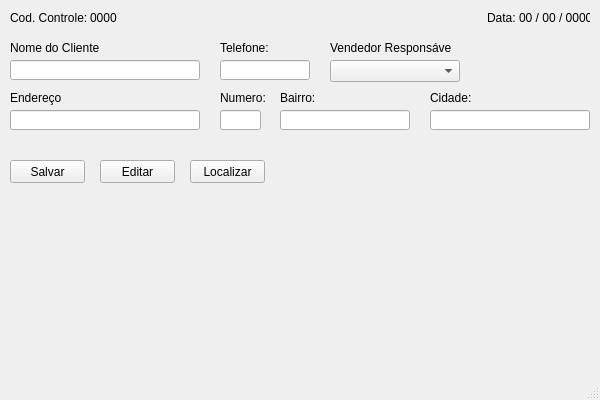
Above: telas_ui/tela_novo_orcamento.ui from pliniocefet/EsquadriCalcTeste before the change. Below: the same form after it.
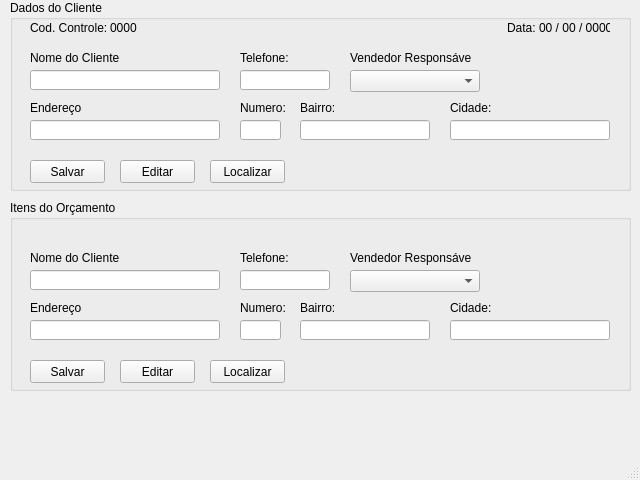
That is the form after the change.

Commit message: Adicionado modelo de tela

```diff
--- a/telas_ui/tela_novo_orcamento.ui
+++ b/telas_ui/tela_novo_orcamento.ui
@@ -6,8 +6,8 @@
    <rect>
     <x>0</x>
     <y>0</y>
-    <width>600</width>
-    <height>400</height>
+    <width>640</width>
+    <height>480</height>
    </rect>
   </property>
   <property name="windowTitle">
@@ -17,27 +17,36 @@
    <property name="enabled">
     <bool>true</bool>
    </property>
-   <widget class="QLabel" name="lb_label_cod_controle">
+   <widget class="QGroupBox" name="dados_cliente">
     <property name="geometry">
      <rect>
       <x>10</x>
-      <y>10</y>
-      <width>81</width>
-      <height>16</height>
+      <y>0</y>
+      <width>621</width>
+      <height>191</height>
      </rect>
     </property>
-    <property name="focusPolicy">
-     <enum>Qt::NoFocus</enum>
+    <property name="title">
+     <string>Dados do Cliente</string>
+    </property>
+    <widget class="QLineEdit" name="entry_cidade_cliente">
+     <property name="geometry">
+      <rect>
+       <x>440</x>
+       <y>120</y>
+       <width>160</width>
+       <height>20</height>
+      </rect>
     </property>
     <property name="text">
-     <string>Cod. Controle:</string>
+      <string/>
     </property>
    </widget>
    <widget class="QLabel" name="lb_cod_controle">
     <property name="geometry">
      <rect>
-      <x>90</x>
-      <y>10</y>
+       <x>100</x>
+       <y>20</y>
       <width>31</width>
       <height>16</height>
      </rect>
@@ -46,11 +55,37 @@
      <string>0000</string>
     </property>
    </widget>
+    <widget class="QPushButton" name="bt_editar_cliente">
+     <property name="geometry">
+      <rect>
+       <x>110</x>
+       <y>160</y>
+       <width>75</width>
+       <height>23</height>
+      </rect>
+     </property>
+     <property name="text">
+      <string>Editar</string>
+     </property>
+    </widget>
+    <widget class="QLabel" name="lb_nome_cliente">
+     <property name="geometry">
+      <rect>
+       <x>20</x>
+       <y>50</y>
+       <width>90</width>
+       <height>16</height>
+      </rect>
+     </property>
+     <property name="text">
+      <string>Nome do Cliente:</string>
+     </property>
+    </widget>
    <widget class="QLabel" name="lb_label_data">
     <property name="geometry">
      <rect>
-      <x>487</x>
-      <y>10</y>
+       <x>497</x>
+       <y>20</y>
       <width>31</width>
       <height>16</height>
      </rect>
@@ -62,102 +97,11 @@
      <string>Data:</string>
     </property>
    </widget>
-   <widget class="QLabel" name="lb_data">
-    <property name="geometry">
-     <rect>
-      <x>519</x>
-      <y>10</y>
-      <width>71</width>
-      <height>16</height>
-     </rect>
-    </property>
-    <property name="text">
-     <string>00 / 00 / 0000</string>
-    </property>
-   </widget>
-   <widget class="QLineEdit" name="entry_nome_cliente">
-    <property name="geometry">
-     <rect>
-      <x>10</x>
-      <y>60</y>
-      <width>190</width>
-      <height>20</height>
-     </rect>
-    </property>
-    <property name="text">
-     <string/>
-    </property>
-   </widget>
-   <widget class="QLabel" name="lb_nome_cliente">
-    <property name="geometry">
-     <rect>
-      <x>10</x>
-      <y>40</y>
-      <width>90</width>
-      <height>16</height>
-     </rect>
-    </property>
-    <property name="text">
-     <string>Nome do Cliente:</string>
-    </property>
-   </widget>
-   <widget class="QLineEdit" name="entry_telefone_cliente">
-    <property name="geometry">
-     <rect>
-      <x>220</x>
-      <y>60</y>
-      <width>90</width>
-      <height>20</height>
-     </rect>
-    </property>
-    <property name="text">
-     <string/>
-    </property>
-   </widget>
-   <widget class="QLabel" name="lb_telefone_cliente">
-    <property name="geometry">
-     <rect>
-      <x>220</x>
-      <y>40</y>
-      <width>50</width>
-      <height>16</height>
-     </rect>
-    </property>
-    <property name="text">
-     <string>Telefone:</string>
-    </property>
-   </widget>
-   <widget class="QLineEdit" name="entry_endereco_cliente">
-    <property name="geometry">
-     <rect>
-      <x>10</x>
-      <y>110</y>
-      <width>190</width>
-      <height>20</height>
-     </rect>
-    </property>
-    <property name="text">
-     <string/>
-    </property>
-   </widget>
-   <widget class="QLabel" name="lb_endereco_cliente">
-    <property name="geometry">
-     <rect>
-      <x>10</x>
-      <y>90</y>
-      <width>51</width>
-      <height>16</height>
-     </rect>
-    </property>
-    <property name="text">
-     <string>Endereço:</string>
-    </property>
-   </widget>
    <widget class="QLineEdit" name="entry_numero_cliente">
     <property name="geometry">
      <rect>
-      <x>220</x>
-      <y>110</y>
+       <x>230</x>
+       <y>120</y>
       <width>41</width>
       <height>20</height>
      </rect>
@@ -166,37 +110,11 @@
      <string/>
     </property>
    </widget>
-   <widget class="QLabel" name="lb_numero_cliente">
-    <property name="geometry">
-     <rect>
-      <x>220</x>
-      <y>90</y>
-      <width>45</width>
-      <height>16</height>
-     </rect>
-    </property>
-    <property name="text">
-     <string>Numero:</string>
-    </property>
-   </widget>
-   <widget class="QLabel" name="lb_vendedor_cliente">
-    <property name="geometry">
-     <rect>
-      <x>330</x>
-      <y>40</y>
-      <width>121</width>
-      <height>16</height>
-     </rect>
-    </property>
-    <property name="text">
-     <string>Vendedor Responsável:</string>
-    </property>
-   </widget>
    <widget class="QComboBox" name="cb_vendedores">
     <property name="geometry">
      <rect>
-      <x>330</x>
-      <y>60</y>
+       <x>340</x>
+       <y>70</y>
       <width>130</width>
       <height>22</height>
      </rect>
@@ -250,12 +168,38 @@
      </property>
     </item>
    </widget>
-   <widget class="QLineEdit" name="entry_bairro_cliente">
+    <widget class="QLineEdit" name="entry_endereco_cliente">
     <property name="geometry">
      <rect>
-      <x>280</x>
-      <y>110</y>
-      <width>130</width>
+       <x>20</x>
+       <y>120</y>
+       <width>190</width>
+       <height>20</height>
+      </rect>
+     </property>
+     <property name="text">
+      <string/>
+     </property>
+    </widget>
+    <widget class="QLabel" name="lb_telefone_cliente">
+     <property name="geometry">
+      <rect>
+       <x>230</x>
+       <y>50</y>
+       <width>50</width>
+       <height>16</height>
+      </rect>
+     </property>
+     <property name="text">
+      <string>Telefone:</string>
+     </property>
+    </widget>
+    <widget class="QLineEdit" name="entry_telefone_cliente">
+     <property name="geometry">
+      <rect>
+       <x>230</x>
+       <y>70</y>
+       <width>90</width>
       <height>20</height>
      </rect>
     </property>
@@ -266,8 +210,8 @@
    <widget class="QLabel" name="lb_bairro_cliente">
     <property name="geometry">
      <rect>
-      <x>280</x>
-      <y>90</y>
+       <x>290</x>
+       <y>100</y>
       <width>41</width>
       <height>16</height>
      </rect>
@@ -276,36 +220,10 @@
      <string>Bairro:</string>
     </property>
    </widget>
-   <widget class="QPushButton" name="bt_salvar_cliente">
-    <property name="geometry">
-     <rect>
-      <x>10</x>
-      <y>160</y>
-      <width>75</width>
-      <height>23</height>
-     </rect>
-    </property>
-    <property name="text">
-     <string>Salvar</string>
-    </property>
-   </widget>
-   <widget class="QPushButton" name="bt_editar_cliente">
-    <property name="geometry">
-     <rect>
-      <x>100</x>
-      <y>160</y>
-      <width>75</width>
-      <height>23</height>
-     </rect>
-    </property>
-    <property name="text">
-     <string>Editar</string>
-    </property>
-   </widget>
    <widget class="QPushButton" name="bt_localizar_cliente">
     <property name="geometry">
      <rect>
-      <x>190</x>
+       <x>200</x>
       <y>160</y>
       <width>75</width>
       <height>23</height>
@@ -315,11 +233,24 @@
      <string>Localizar</string>
     </property>
    </widget>
+    <widget class="QLineEdit" name="entry_nome_cliente">
+     <property name="geometry">
+      <rect>
+       <x>20</x>
+       <y>70</y>
+       <width>190</width>
+       <height>20</height>
+      </rect>
+     </property>
+     <property name="text">
+      <string/>
+     </property>
+    </widget>
    <widget class="QLabel" name="lb_cidade_cliente">
     <property name="geometry">
      <rect>
-      <x>430</x>
-      <y>90</y>
+       <x>440</x>
+       <y>100</y>
       <width>41</width>
       <height>16</height>
      </rect>
@@ -328,11 +259,118 @@
      <string>Cidade:</string>
     </property>
    </widget>
-   <widget class="QLineEdit" name="entry_cidade_cliente">
+    <widget class="QLabel" name="lb_endereco_cliente">
     <property name="geometry">
      <rect>
-      <x>430</x>
-      <y>110</y>
+       <x>20</x>
+       <y>100</y>
+       <width>51</width>
+       <height>16</height>
+      </rect>
+     </property>
+     <property name="text">
+      <string>Endereço:</string>
+     </property>
+    </widget>
+    <widget class="QLabel" name="lb_numero_cliente">
+     <property name="geometry">
+      <rect>
+       <x>230</x>
+       <y>100</y>
+       <width>45</width>
+       <height>16</height>
+      </rect>
+     </property>
+     <property name="text">
+      <string>Numero:</string>
+     </property>
+    </widget>
+    <widget class="QPushButton" name="bt_salvar_cliente">
+     <property name="geometry">
+      <rect>
+       <x>20</x>
+       <y>160</y>
+       <width>75</width>
+       <height>23</height>
+      </rect>
+     </property>
+     <property name="text">
+      <string>Salvar</string>
+     </property>
+    </widget>
+    <widget class="QLabel" name="lb_vendedor_cliente">
+     <property name="geometry">
+      <rect>
+       <x>340</x>
+       <y>50</y>
+       <width>121</width>
+       <height>16</height>
+      </rect>
+     </property>
+     <property name="text">
+      <string>Vendedor Responsável:</string>
+     </property>
+    </widget>
+    <widget class="QLineEdit" name="entry_bairro_cliente">
+     <property name="geometry">
+      <rect>
+       <x>290</x>
+       <y>120</y>
+       <width>130</width>
+       <height>20</height>
+      </rect>
+     </property>
+     <property name="text">
+      <string/>
+     </property>
+    </widget>
+    <widget class="QLabel" name="lb_label_cod_controle">
+     <property name="geometry">
+      <rect>
+       <x>20</x>
+       <y>20</y>
+       <width>81</width>
+       <height>16</height>
+      </rect>
+     </property>
+     <property name="focusPolicy">
+      <enum>Qt::NoFocus</enum>
+     </property>
+     <property name="text">
+      <string>Cod. Controle:</string>
+     </property>
+    </widget>
+    <widget class="QLabel" name="lb_data">
+     <property name="geometry">
+      <rect>
+       <x>529</x>
+       <y>20</y>
+       <width>71</width>
+       <height>16</height>
+      </rect>
+     </property>
+     <property name="text">
+      <string>00 / 00 / 0000</string>
+     </property>
+    </widget>
+   </widget>
+   <widget class="QGroupBox" name="itens_orcamento">
+    <property name="geometry">
+     <rect>
+      <x>10</x>
+      <y>200</y>
+      <width>621</width>
+      <height>191</height>
+     </rect>
+    </property>
+    <property name="title">
+     <string>Itens do Orçamento</string>
+    </property>
+    <widget class="QLineEdit" name="entry_cidade_cliente_2">
+     <property name="geometry">
+      <rect>
+       <x>440</x>
+       <y>120</y>
       <width>160</width>
       <height>20</height>
      </rect>
@@ -340,6 +378,260 @@
     <property name="text">
      <string/>
     </property>
+    </widget>
+    <widget class="QPushButton" name="bt_editar_cliente_2">
+     <property name="geometry">
+      <rect>
+       <x>110</x>
+       <y>160</y>
+       <width>75</width>
+       <height>23</height>
+      </rect>
+     </property>
+     <property name="text">
+      <string>Editar</string>
+     </property>
+    </widget>
+    <widget class="QLabel" name="lb_nome_cliente_2">
+     <property name="geometry">
+      <rect>
+       <x>20</x>
+       <y>50</y>
+       <width>90</width>
+       <height>16</height>
+      </rect>
+     </property>
+     <property name="text">
+      <string>Nome do Cliente:</string>
+     </property>
+    </widget>
+    <widget class="QLineEdit" name="entry_numero_cliente_2">
+     <property name="geometry">
+      <rect>
+       <x>230</x>
+       <y>120</y>
+       <width>41</width>
+       <height>20</height>
+      </rect>
+     </property>
+     <property name="text">
+      <string/>
+     </property>
+    </widget>
+    <widget class="QComboBox" name="cb_vendedores_2">
+     <property name="geometry">
+      <rect>
+       <x>340</x>
+       <y>70</y>
+       <width>130</width>
+       <height>22</height>
+      </rect>
+     </property>
+     <property name="placeholderText">
+      <string>Selecione o vendedor</string>
+     </property>
+     <item>
+      <property name="text">
+       <string>Selecione o vendedor</string>
+      </property>
+     </item>
+     <item>
+      <property name="text">
+       <string>André</string>
+      </property>
+     </item>
+     <item>
+      <property name="text">
+       <string>Joaquim</string>
+      </property>
+     </item>
+     <item>
+      <property name="text">
+       <string>Jefferson</string>
+      </property>
+     </item>
+     <item>
+      <property name="text">
+       <string>Thais</string>
+      </property>
+     </item>
+     <item>
+      <property name="text">
+       <string>Merlim</string>
+      </property>
+     </item>
+     <item>
+      <property name="text">
+       <string>Plinio</string>
+      </property>
+     </item>
+     <item>
+      <property name="text">
+       <string>Natanael</string>
+      </property>
+     </item>
+     <item>
+      <property name="text">
+       <string>Wagner</string>
+      </property>
+     </item>
+    </widget>
+    <widget class="QLineEdit" name="entry_endereco_cliente_2">
+     <property name="geometry">
+      <rect>
+       <x>20</x>
+       <y>120</y>
+       <width>190</width>
+       <height>20</height>
+      </rect>
+     </property>
+     <property name="text">
+      <string/>
+     </property>
+    </widget>
+    <widget class="QLabel" name="lb_telefone_cliente_2">
+     <property name="geometry">
+      <rect>
+       <x>230</x>
+       <y>50</y>
+       <width>50</width>
+       <height>16</height>
+      </rect>
+     </property>
+     <property name="text">
+      <string>Telefone:</string>
+     </property>
+    </widget>
+    <widget class="QLineEdit" name="entry_telefone_cliente_2">
+     <property name="geometry">
+      <rect>
+       <x>230</x>
+       <y>70</y>
+       <width>90</width>
+       <height>20</height>
+      </rect>
+     </property>
+     <property name="text">
+      <string/>
+     </property>
+    </widget>
+    <widget class="QLabel" name="lb_bairro_cliente_2">
+     <property name="geometry">
+      <rect>
+       <x>290</x>
+       <y>100</y>
+       <width>41</width>
+       <height>16</height>
+      </rect>
+     </property>
+     <property name="text">
+      <string>Bairro:</string>
+     </property>
+    </widget>
+    <widget class="QPushButton" name="bt_localizar_cliente_2">
+     <property name="geometry">
+      <rect>
+       <x>200</x>
+       <y>160</y>
+       <width>75</width>
+       <height>23</height>
+      </rect>
+     </property>
+     <property name="text">
+      <string>Localizar</string>
+     </property>
+    </widget>
+    <widget class="QLineEdit" name="entry_nome_cliente_2">
+     <property name="geometry">
+      <rect>
+       <x>20</x>
+       <y>70</y>
+       <width>190</width>
+       <height>20</height>
+      </rect>
+     </property>
+     <property name="text">
+      <string/>
+     </property>
+    </widget>
+    <widget class="QLabel" name="lb_cidade_cliente_2">
+     <property name="geometry">
+      <rect>
+       <x>440</x>
+       <y>100</y>
+       <width>41</width>
+       <height>16</height>
+      </rect>
+     </property>
+     <property name="text">
+      <string>Cidade:</string>
+     </property>
+    </widget>
+    <widget class="QLabel" name="lb_endereco_cliente_2">
+     <property name="geometry">
+      <rect>
+       <x>20</x>
+       <y>100</y>
+       <width>51</width>
+       <height>16</height>
+      </rect>
+     </property>
+     <property name="text">
+      <string>Endereço:</string>
+     </property>
+    </widget>
+    <widget class="QLabel" name="lb_numero_cliente_2">
+     <property name="geometry">
+      <rect>
+       <x>230</x>
+       <y>100</y>
+       <width>45</width>
+       <height>16</height>
+      </rect>
+     </property>
+     <property name="text">
+      <string>Numero:</string>
+     </property>
+    </widget>
+    <widget class="QPushButton" name="bt_salvar_cliente_2">
+     <property name="geometry">
+      <rect>
+       <x>20</x>
+       <y>160</y>
+       <width>75</width>
+       <height>23</height>
+      </rect>
+     </property>
+     <property name="text">
+      <string>Salvar</string>
+     </property>
+    </widget>
+    <widget class="QLabel" name="lb_vendedor_cliente_2">
+     <property name="geometry">
+      <rect>
+       <x>340</x>
+       <y>50</y>
+       <width>121</width>
+       <height>16</height>
+      </rect>
+     </property>
+     <property name="text">
+      <string>Vendedor Responsável:</string>
+     </property>
+    </widget>
+    <widget class="QLineEdit" name="entry_bairro_cliente_2">
+     <property name="geometry">
+      <rect>
+       <x>290</x>
+       <y>120</y>
+       <width>130</width>
+       <height>20</height>
+      </rect>
+     </property>
+     <property name="text">
+      <string/>
+     </property>
+    </widget>
    </widget>
   </widget>
   <widget class="QStatusBar" name="statusbar"/>
```
Lines whose indentation alone changed are shown as unchanged. The commit also changes 20 other files.
